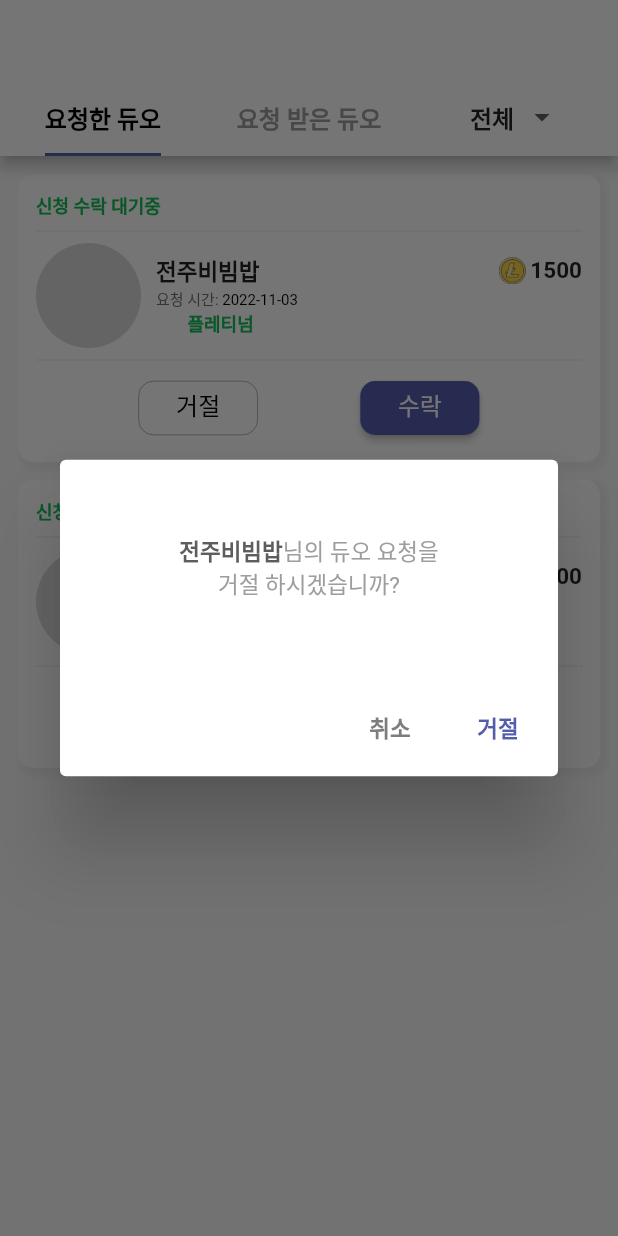
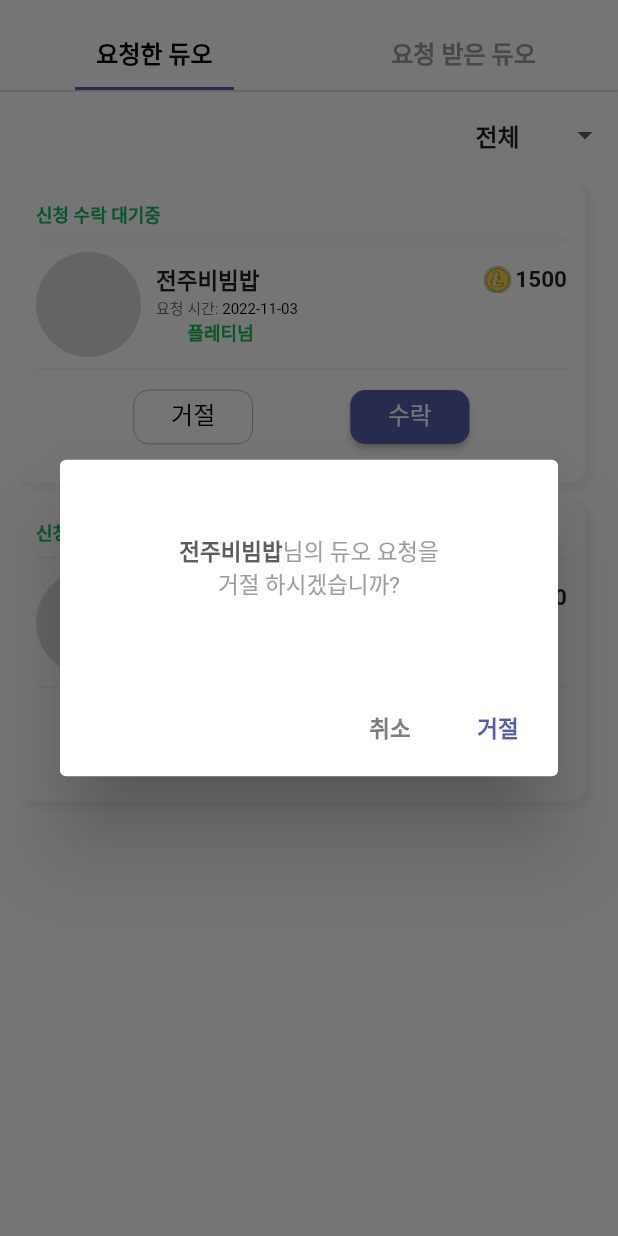
Before and after one commit to XIO1016/gamehaeduo, a Flutter app: the RequestDuoPage screen opened by its route, after a tap on "거절", on a phone screen of 412 x 824 dp. Run offline on Flutter 3.47's test engine with Material 2 defaults, Android fonts, the phone set to English and light mode, and no system bars; our stand-ins replace dio, flutter_rating_bar, flutter_swiper, get, image_picker; missing offline and left inert: kakao_flutter_sdk_user; accounts and stored records are empty.

```diff
--- a/lib/page/requestDuo/requestDuoPage.dart
+++ b/lib/page/requestDuo/requestDuoPage.dart
@@ -7,116 +7,167 @@ import '../../components/requestDuoPopUp.dart';
 import '../../components/SizedBox.dart';
 
 class RequestDuoPage extends GetView<RequestDuoController> {
-  const RequestDuoPage ({Key? key}) : super(key: key);
+  const RequestDuoPage({Key? key}) : super(key: key);
 
   @override
   Widget build(BuildContext context) {
     return Obx(
-          () =>
-          DefaultTabController(
-            length: 3,
+      () => DefaultTabController(
+        length: 2,
         child: Scaffold(
-              backgroundColor: Color(0xff0F9F9F9),
-              appBar: AppBar(
+          backgroundColor: Colors.white,
+          appBar: PreferredSize(
+            preferredSize:  Size.fromHeight(60.0),
+            child: AppBar(
+              elevation: 0.5,
+
               bottom: TabBar(
                   labelColor: Colors.black,
-                      labelStyle: TextStyle(fontWeight: FontWeight.bold),
+                  labelStyle: const TextStyle(fontWeight: FontWeight.bold),
                   unselectedLabelColor: Colors.grey,
                   indicator: UnderlineTabIndicator(
                     borderSide: BorderSide(width: 2.0, color: maincolor),
-                        insets: EdgeInsets.symmetric(horizontal:30.0),
+                    insets: const EdgeInsets.symmetric(horizontal: 50.0),
                   ),
                   onTap: (index) {
-                        switch (index){
+                    switch (index) {
                       case 0:
-                            return controller.requestingType.removeWhere((element) => element == '수락대기');
+                        return controller.requestingType
+                            .removeWhere((element) => element == '수락대기');
 
                       case 1:
-                            controller.requestingType.insert(1,'수락대기');
+                        controller.requestingType.insert(1, '수락대기');
                     }
                   },
-                      tabs: [
+                  tabs: const [
                     Tab(
                       child: Align(
                         alignment: Alignment.center,
-                            child: Text("요청한 듀오",
+                        child: Text(
+                          "요청한 듀오",
                           style: TextStyle(
-                              fontSize: 16,
-                              fontWeight: FontWeight.bold
-                            ),),
+                              fontSize: 16, fontWeight: FontWeight.bold),
+                        ),
                       ),
                     ),
                     Tab(
                       child: Align(
                         alignment: Alignment.center,
-                            child: Text("요청 받은 듀오",
+                        child: Text(
+                          "요청 받은 듀오",
                           style: TextStyle(
-                                  fontSize: 16,
-                                  fontWeight: FontWeight.bold
-                              ),),
+                              fontSize: 16, fontWeight: FontWeight.bold),
                         ),
                       ),
-                        DropdownButtonHideUnderline(
-                            child: Container(
-                              width: 60,
+                    ),
+                  ]),
+            ),
+          ),
+          body:
+          TabBarView(
+                  children: [
+                    //요청한 듀오
+                    Padding(
+                      padding: const EdgeInsets.only(top: 10,right: 10.0,),
+                      child: ListView(
+                        children: [
+                          Column(
+                            children: [
+                              Align(
+                                alignment: Alignment.centerRight,
+                                child: DropdownButtonHideUnderline(
+
+                                  child: SizedBox(
+                                    width: 85,
+                                    height: 40,
                                     child: DropdownButton<RxString>(
-                                  isExpanded: true,
                                         onChanged: (newValue) {
-                                    // setState((){
-                                    //   controller.requestingSelected(newValue.toString());
-                                    // });
+                                          controller.requestingSelected(newValue.toString());
                                         },
                                         value: controller.requestingSelected,
                                         items: [
                                           for (var value in controller.requestingType)
                                             DropdownMenuItem(
-                                        child: Text(value,
-                                        style: TextStyle(
-                                          fontSize: 16,
-                                          fontWeight: FontWeight.bold
-                                        ),),
                                               value: value.obs,
+                                              child: Text(
+                                                value,
+                                                style: const TextStyle(
+                                                    fontSize: 16, fontWeight: FontWeight.bold),
+                                              ),
                                             ),
                                         ]),
-                            ),)
-                      ]
-                  )
                                   ),
-              body: TabBarView(
-                children: [
-                  //요청한 듀오
-                  SingleChildScrollView(
-                    child: Padding(
+                                ),
+                              ),
+                              Padding(
                                 padding: EdgeInsets.all(12),
-                        child: Column(
-                            children:[
+                                child: Column(children: [
                                   requestBox(context),
                                   requestBox(context),
-                            ]
-                        )
+                                ]),
+                              ),
+                            ],
+                          ),
+                        ],
                       ),
                     ),
+
                     //요청받은 듀오
-                  SingleChildScrollView(
-                    child: Padding(
+                    Padding(
+                      padding: const EdgeInsets.only(top: 10,right: 10.0,),
+                      child: ListView(
+                        children: [
+                          Column(
+                            children: [
+                              Align(
+                                alignment: Alignment.centerRight,
+                                child: DropdownButtonHideUnderline(
+                                  child: Container(
+                                    width: 85,
+                                    child: DropdownButton<RxString>(
+                                        onChanged: (newValue) {
+                                          controller.requestedSelected(newValue.toString());
+                                        },
+                                        value: controller.requestedSelected,
+                                        items: [
+                                          for (var value in controller.requestedType)
+                                            DropdownMenuItem(
+                                              value: value.obs,
+                                              child: Text(
+                                                value,
+                                                style: const TextStyle(
+                                                    fontSize: 16, fontWeight: FontWeight.bold),
+                                              ),
+                                            ),
+                                        ]),
+                                  ),
+                                ),
+                              ),
+                              Padding(
                                   padding: EdgeInsets.all(12),
-                        child: Column(
-                            children:[
+                                  child: Column(children: [
                                     requestBox(context),
                                     requestBox(context),
-                            ]
-                        )
+                                  ])),
+                            ],
+                          ),
+                        ],
                       ),
                     ),
                   ],
                 ),
+
+
+
         ),
       ),
     );
   }
 
-  Widget requestBox(BuildContext context){
+  Widget requestBox(BuildContext context) {
     return Container(
+      width: Get.width - 20,
+      height: 200,
       padding: EdgeInsets.all(12),
       margin: EdgeInsets.only(bottom: 12),
       decoration: BoxDecoration(
@@ -131,12 +182,11 @@ class RequestDuoPage extends GetView<RequestDuoController> {
           ),
         ],
       ),
-
       child: Column(
         crossAxisAlignment: CrossAxisAlignment.start,
         mainAxisAlignment: MainAxisAlignment.start,
         mainAxisSize: MainAxisSize.max,
-        children:[
+        children: [
           Text('신청 수락 대기중',
               style: TextStyle(
                 color: Color(0xff14BC57),
@@ -173,7 +223,7 @@ class RequestDuoPage extends GetView<RequestDuoController> {
           ),
           Container(
             child: Row(
-              children:[
+              children: [
                 ClipRRect(
                   borderRadius: BorderRadius.circular(50),
                   child: Container(
@@ -185,10 +235,10 @@ class RequestDuoPage extends GetView<RequestDuoController> {
                 Sbox(10, 0),
                 Expanded(
                   child: Column(
-                    children:[
+                    children: [
                       Row(
                         mainAxisAlignment: MainAxisAlignment.spaceBetween,
-                        children:[
+                        children: [
                           Expanded(
                             child: Row(
                               children: [
@@ -200,7 +250,8 @@ class RequestDuoPage extends GetView<RequestDuoController> {
                               ],
                             ),
                           ),
-                          Container(child: Row(
+                          Container(
+                              child: Row(
                             children: [
                               Image.asset(
                                 "images/point.png",
@@ -208,11 +259,13 @@ class RequestDuoPage extends GetView<RequestDuoController> {
                                 height: 18,
                               ),
                               Sbox(3, 0),
-                              Text('1500',
+                              Text(
+                                '1500',
                                 style: TextStyle(
                                   fontWeight: FontWeight.bold,
                                   fontSize: 15,
-                              ),),
+                                ),
+                              ),
                             ],
                           )),
                         ],
@@ -220,24 +273,25 @@ class RequestDuoPage extends GetView<RequestDuoController> {
                       Row(
                         children: [
                           RichText(
-                            text: TextSpan(
-                                children: const<TextSpan>[
-                                  TextSpan(text: '요청 시간: ',
+                            text: TextSpan(children: const <TextSpan>[
+                              TextSpan(
+                                  text: '요청 시간: ',
                                   style: TextStyle(
                                     color: Color(0xff727272),
                                     fontSize: 10,
                                   )),
-                                  TextSpan(text: '2022-11-03',
+                              TextSpan(
+                                  text: '2022-11-03',
                                   style: TextStyle(
-                                        fontSize: 10,
-                                        color: Colors.black                                      )),
+                                      fontSize: 10, color: Colors.black)),
                             ]),
                           ),
                         ],
                       ),
                       Row(
-                        children:[
-                          Expanded(child: Row(
+                        children: [
+                          Expanded(
+                              child: Row(
                             children: [
                               Image.asset(
                                 "images/ranked_emblems/Emblem_Platinum.png",
@@ -269,29 +323,39 @@ class RequestDuoPage extends GetView<RequestDuoController> {
             mainAxisAlignment: MainAxisAlignment.spaceEvenly,
             children: [
               OutlinedButton(
-                onPressed:(){RejectRequestPopUp(context);},
-                child: Text('거절',
+                onPressed: () {
+                  RejectRequestPopUp(context);
+                },
+                child: Text(
+                  '거절',
                   style: TextStyle(
                     color: Colors.black,
                     fontSize: 16,
-                  ),),
+                  ),
+                ),
                 style: OutlinedButton.styleFrom(
-                    shape: const RoundedRectangleBorder(borderRadius: BorderRadius.all(Radius.circular(10))),
+                    shape: const RoundedRectangleBorder(
+                        borderRadius: BorderRadius.all(Radius.circular(10))),
                     side: BorderSide(color: Colors.black, width: 0.2),
-                    padding: EdgeInsets.only(bottom: 5, left: 25, right: 25)
-                ),),
+                    padding: EdgeInsets.only(bottom: 5, left: 25, right: 25)),
+              ),
               ElevatedButton(
-                onPressed:(){AcceptRequestPopUp(context);},
-                child: Text('수락',
+                onPressed: () {
+                  AcceptRequestPopUp(context);
+                },
+                child: Text(
+                  '수락',
                   style: TextStyle(
                     color: Colors.white,
                     fontSize: 16,
-                  ),),
+                  ),
+                ),
                 style: OutlinedButton.styleFrom(
-                    shape: const RoundedRectangleBorder(borderRadius: BorderRadius.all(Radius.circular(10))),
+                    shape: const RoundedRectangleBorder(
+                        borderRadius: BorderRadius.all(Radius.circular(10))),
                     backgroundColor: maincolor,
-                    padding: EdgeInsets.only(bottom: 5, left: 25, right: 25)
-                ),),
+                    padding: EdgeInsets.only(bottom: 5, left: 25, right: 25)),
+              ),
             ],
           ),
           // Row(
@@ -324,9 +388,7 @@ class RequestDuoPage extends GetView<RequestDuoController> {
           //   ],
           // )
         ],
-
       ),
     );
   }
-
 }
```
Lines whose indentation alone changed are shown as unchanged.
